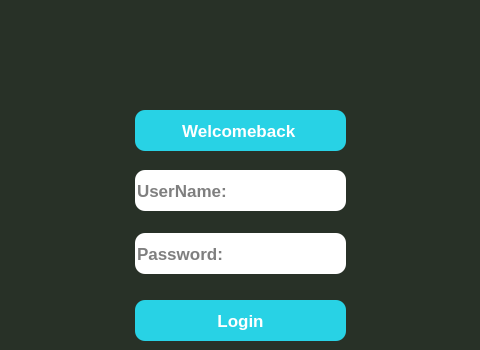
The window that ui/login.ui (xbinh47/PTA_TungNam_DaiKhang) describes before a commit, drawn with Qt 5; both pictures show x 145 to 625 and y 0 to 350 of the 800 by 600 pixel window.
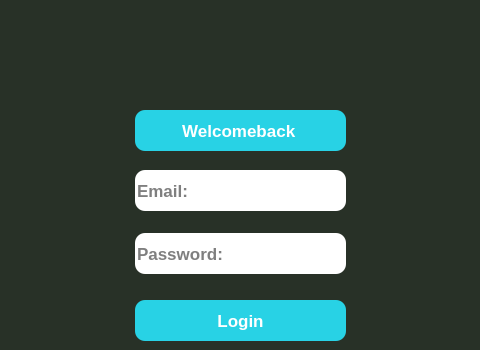
The same window after the commit. Icons and pictures are not drawn.

The edit to the form file:
```diff
--- a/ui/login.ui
+++ b/ui/login.ui
@@ -107,7 +107,7 @@
       <string/>
      </property>
      <property name="placeholderText">
-      <string>UserName:</string>
+      <string>Email:</string>
      </property>
     </widget>
     <widget class="QLineEdit" name="txtPass">
```
Left out of the diff: 4 changed lines with no effect on the pictures.
